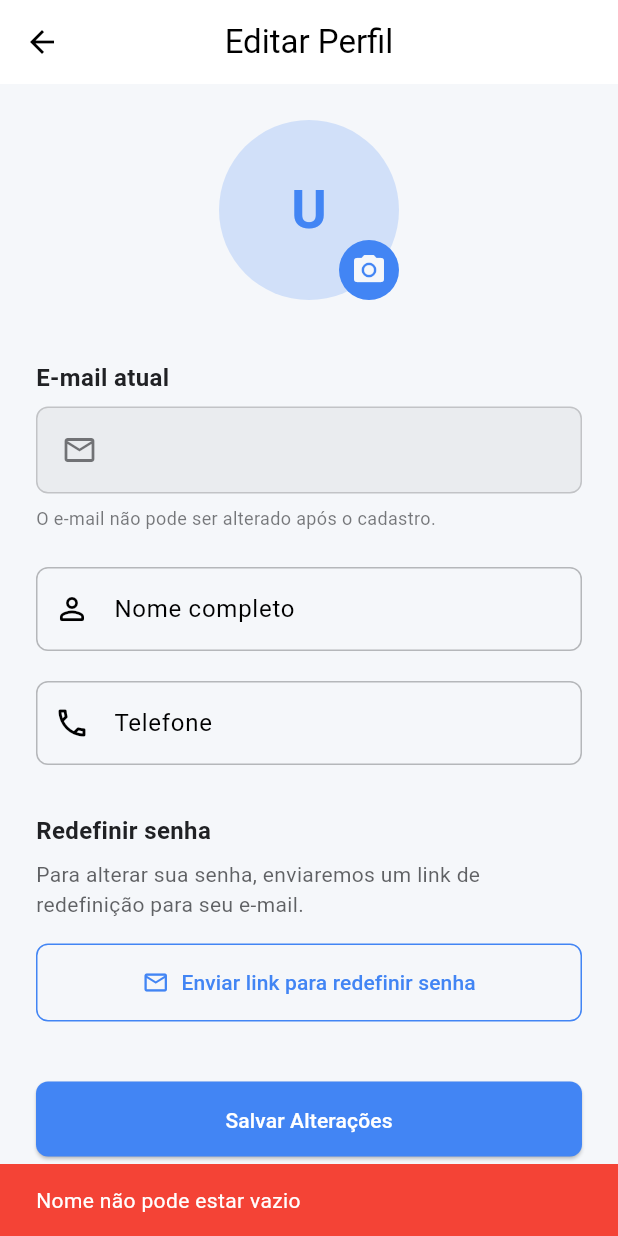
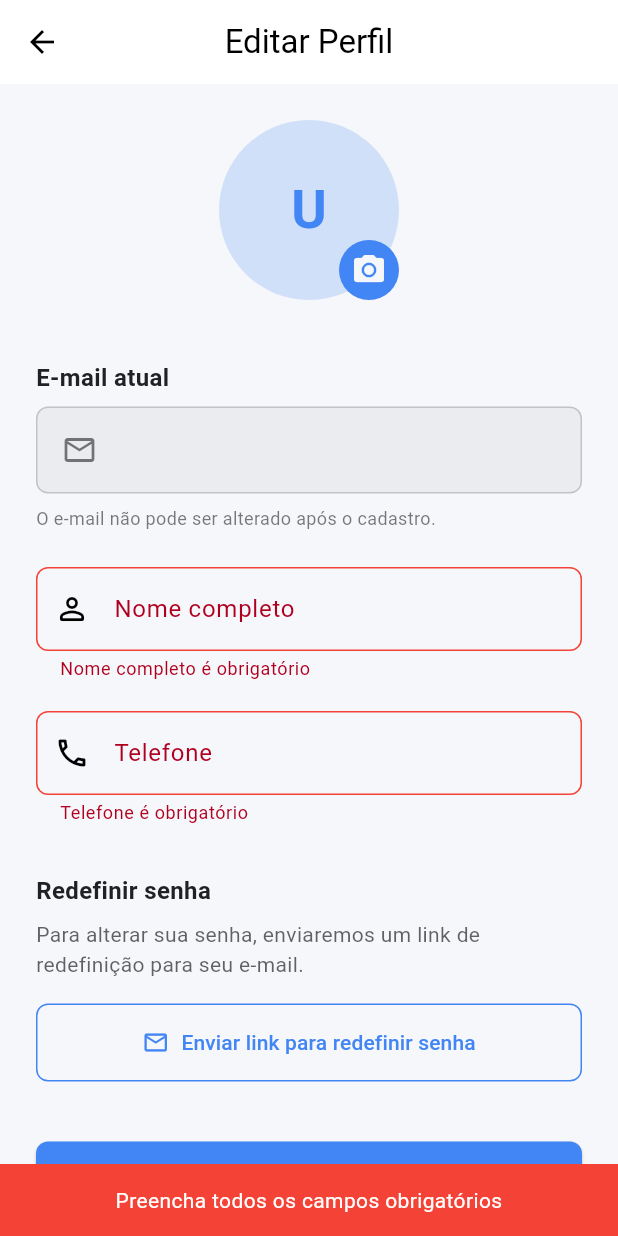
Before and after one commit to lucasbno/blindex, a Flutter app: the EditProfileView screen opened by its route, after a tap on "Salvar Alterações", on a phone screen of 412 x 824 dp. Run offline on Flutter 3.47's test engine with Material 3 defaults, Android fonts, the phone set to English and light mode, and no system bars; our stand-ins replace cloud_firestore, device_preview, firebase_auth, firebase_core, get_it, mask_text_input_formatter; accounts and stored records are empty; generated files the repository leaves out were written again.

```diff
--- a/lib/view/edit_profile_view.dart
+++ b/lib/view/edit_profile_view.dart
@@ -1,6 +1,7 @@
 import 'package:blindex/theme/app_themes.dart';
 import 'package:flutter/material.dart';
 import 'package:get_it/get_it.dart';
+import 'package:mask_text_input_formatter/mask_text_input_formatter.dart';
 import '../repository/user_repository.dart';
 import '../model/user_model.dart';
 
@@ -18,6 +19,7 @@ class _EditProfileViewState extends State<EditProfileView> {
   bool _isLoading = false;
   bool _isInitialized = false;
   User? _currentUser;
+  final _formKey = GlobalKey<FormState>();
 
   @override
   void initState() {
@@ -63,8 +65,18 @@ class _EditProfileViewState extends State<EditProfileView> {
   }
 
   Future<void> _saveProfile() async {
-    if (_nameController.text.trim().isEmpty) {
-      _showErrorSnackBar('Nome não pode estar vazio');
+    if (!_formKey.currentState!.validate()) {
+      ScaffoldMessenger.of(context).showSnackBar(
+        const SnackBar(
+          backgroundColor: Colors.red,
+          content: Center(
+            child: Text(
+              'Preencha todos os campos obrigatórios',
+              textAlign: TextAlign.center,
+            ),
+          ),
+        ),
+      );
       return;
     }
 
@@ -134,6 +146,8 @@ class _EditProfileViewState extends State<EditProfileView> {
       body: SingleChildScrollView(
         child: Padding(
           padding: const EdgeInsets.all(24.0),
+          child: Form(
+            key: _formKey,
             child: Column(
               crossAxisAlignment: CrossAxisAlignment.start,
               children: [
@@ -145,6 +159,7 @@ class _EditProfileViewState extends State<EditProfileView> {
                   controller: _nameController,
                   label: 'Nome completo',
                   icon: Icons.person_outline_rounded,
+                  isRequired: true,
                 ),
                 const SizedBox(height: 20),
                 _buildTextField(
@@ -152,12 +167,15 @@ class _EditProfileViewState extends State<EditProfileView> {
                   label: 'Telefone',
                   icon: Icons.phone_outlined,
                   keyboardType: TextInputType.phone,
+                  isRequired: true,
+                  useMask: true,
                 ),
                 const SizedBox(height: 32),
                 _buildPasswordResetSection(context),
                 const SizedBox(height: 40),
                 _buildSaveButton(context),
               ],
+            ),
           ),
         ),
       ),
@@ -302,14 +320,36 @@ class _EditProfileViewState extends State<EditProfileView> {
     required String label,
     required IconData icon,
     TextInputType? keyboardType,
+    bool isRequired = false,
+    bool useMask = false,
   }) {
+    var mobilePhoneMask = MaskTextInputFormatter(
+      mask: '(##) #####-####',
+      filter: {"#": RegExp(r'[0-9]')},
+      type: MaskAutoCompletionType.lazy,
+    );
+
     return TextFormField(
       controller: controller,
+      keyboardType: keyboardType,
+      inputFormatters: useMask ? [mobilePhoneMask] : null,
+      validator: isRequired ? (value) {
+        if (value == null || value.trim().isEmpty) {
+          return '$label é obrigatório';
+        }
+        return null;
+      } : null,
       decoration: InputDecoration(
         labelText: label,
+        hintText: useMask ? '(99) 04242-0564' : null,
         prefixIcon: Icon(icon),
+        filled: true,
+        fillColor: Theme.of(context).inputDecorationTheme.fillColor,
         border: OutlineInputBorder(
           borderRadius: BorderRadius.circular(8),
+          borderSide: BorderSide(
+            color: Theme.of(context).primaryColor,
+          ),
         ),
         enabledBorder: OutlineInputBorder(
           borderRadius: BorderRadius.circular(8),
@@ -323,8 +363,19 @@ class _EditProfileViewState extends State<EditProfileView> {
             color: AppColors.accent(context),
           ),
         ),
+        errorBorder: OutlineInputBorder(
+          borderRadius: BorderRadius.circular(8),
+          borderSide: const BorderSide(
+            color: Colors.red,
           ),
-      keyboardType: keyboardType,
+        ),
+        focusedErrorBorder: OutlineInputBorder(
+          borderRadius: BorderRadius.circular(8),
+          borderSide: const BorderSide(
+            color: Colors.red,
+          ),
+        ),
+      ),
     );
   }
 
```
Lines whose indentation alone changed are shown as unchanged.
